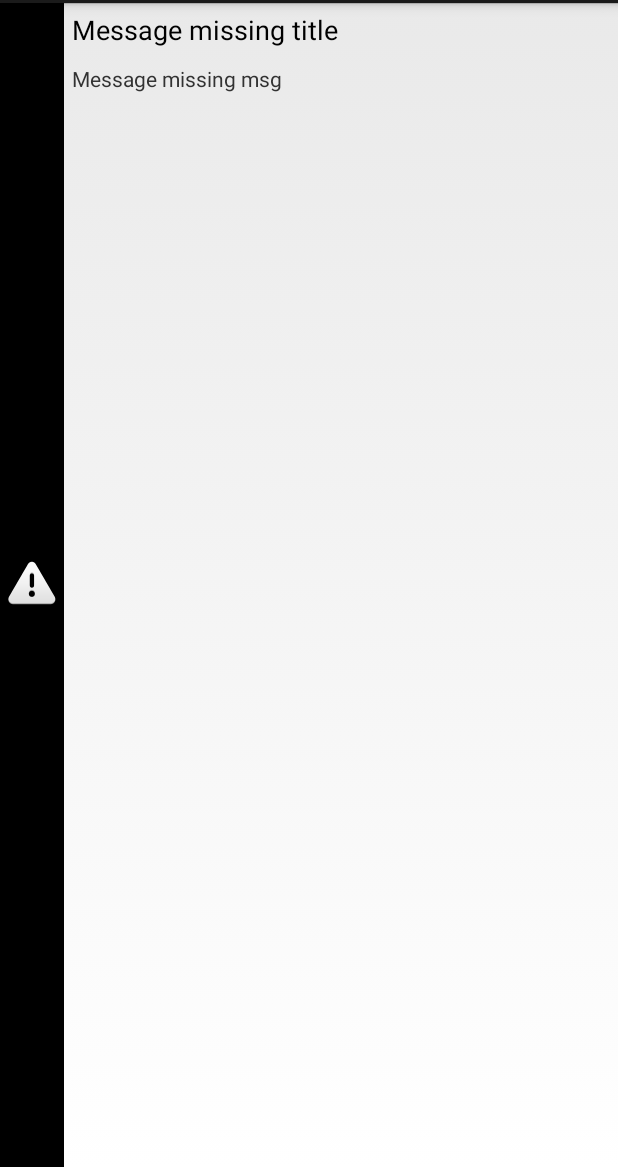
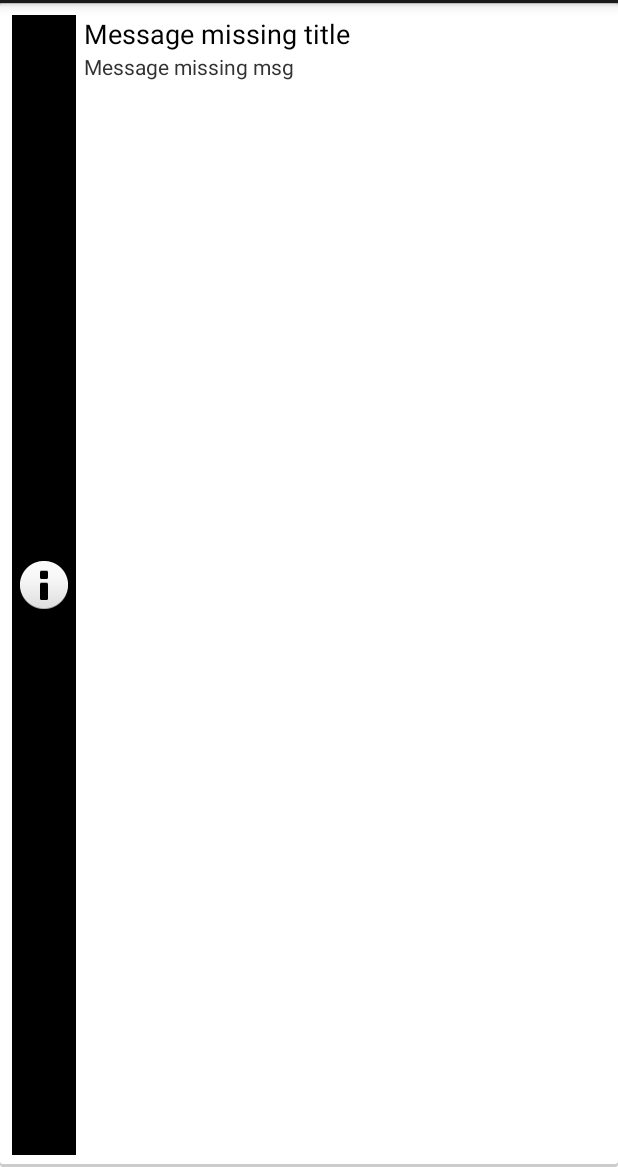
Before and after one commit to andaag/GCMReciever, an Android app: the layout row_messages.xml on its own in the app's theme, with its tools: preview values and no code run, on a phone screen of 412 x 824 dp, the part 69-1236 px from its top. Run offline under Robolectric (Android 15) with nearby library versions, the phone set to English and light mode, and no system bars.

Commit message:
prettier layout

```diff
--- /dev/null
+++ b/GCMReciever/src/main/res/drawable/card_background.xml
@@ -0,0 +1,28 @@
+<?xml version="1.0" encoding="utf-8"?>
+<layer-list xmlns:android="http://schemas.android.com/apk/res/android">
+    <item>
+        <shape android:shape="rectangle"
+               android:dither="true">
+
+            <corners android:radius="2dp"/>
+
+            <solid android:color="#ccc" />
+
+        </shape>
+    </item>
+
+    <item android:bottom="2dp">
+        <shape android:shape="rectangle"
+               android:dither="true">
+
+            <corners android:radius="2dp" />
+
+            <solid android:color="@android:color/white" />
+
+            <padding android:bottom="8dp"
+                     android:left="8dp"
+                     android:right="8dp"
+                     android:top="8dp" />
+        </shape>
+    </item>
+</layer-list>
--- a/GCMReciever/src/main/res/layout/row_messages.xml
+++ b/GCMReciever/src/main/res/layout/row_messages.xml
@@ -3,29 +3,29 @@
                 android:layout_width="match_parent"
                 android:layout_height="wrap_content"
                 android:orientation="vertical"
+                android:background="@drawable/card_background"
                 tools:context=".MainActivity$PlaceholderFragment">
 
     <FrameLayout
             android:id="@+id/iconFrame"
             android:background="#000"
+            android:layout_marginRight="5dp"
             android:layout_height="match_parent"
             android:layout_width="wrap_content">
 
         <ImageView
                 android:layout_gravity="center"
                 android:id="@+id/icon"
-                android:src="@android:drawable/ic_dialog_alert"
+                android:src="@android:drawable/ic_dialog_info"
                 android:padding="5dp"
                 android:layout_height="wrap_content"
                 android:layout_width="wrap_content"/>
-
     </FrameLayout>
 
 
     <TextView
             android:layout_toRightOf="@id/iconFrame"
             android:text="Message missing title"
-            android:padding="5dp"
             android:id="@+id/title"
             android:textAppearance="@android:style/TextAppearance.Medium"
             android:layout_width="wrap_content"
@@ -35,7 +35,6 @@
             android:layout_below="@id/title"
             android:layout_toRightOf="@id/iconFrame"
             android:text="Message missing msg"
-            android:padding="5dp"
             android:id="@+id/message"
             android:layout_width="wrap_content"
             android:layout_height="wrap_content"/>
```
Also changed, not shown: GCMReciever/src/main/java/no/codebox/gcmreciever/adapter/MessageAdapter.java (+7 -0 lines), GCMReciever/src/main/java/no/codebox/gcmreciever/model/GCMMsg.java (+27 -0 lines), GCMReciever/src/main/res/layout/activity_main.xml (+6 -10 lines).
